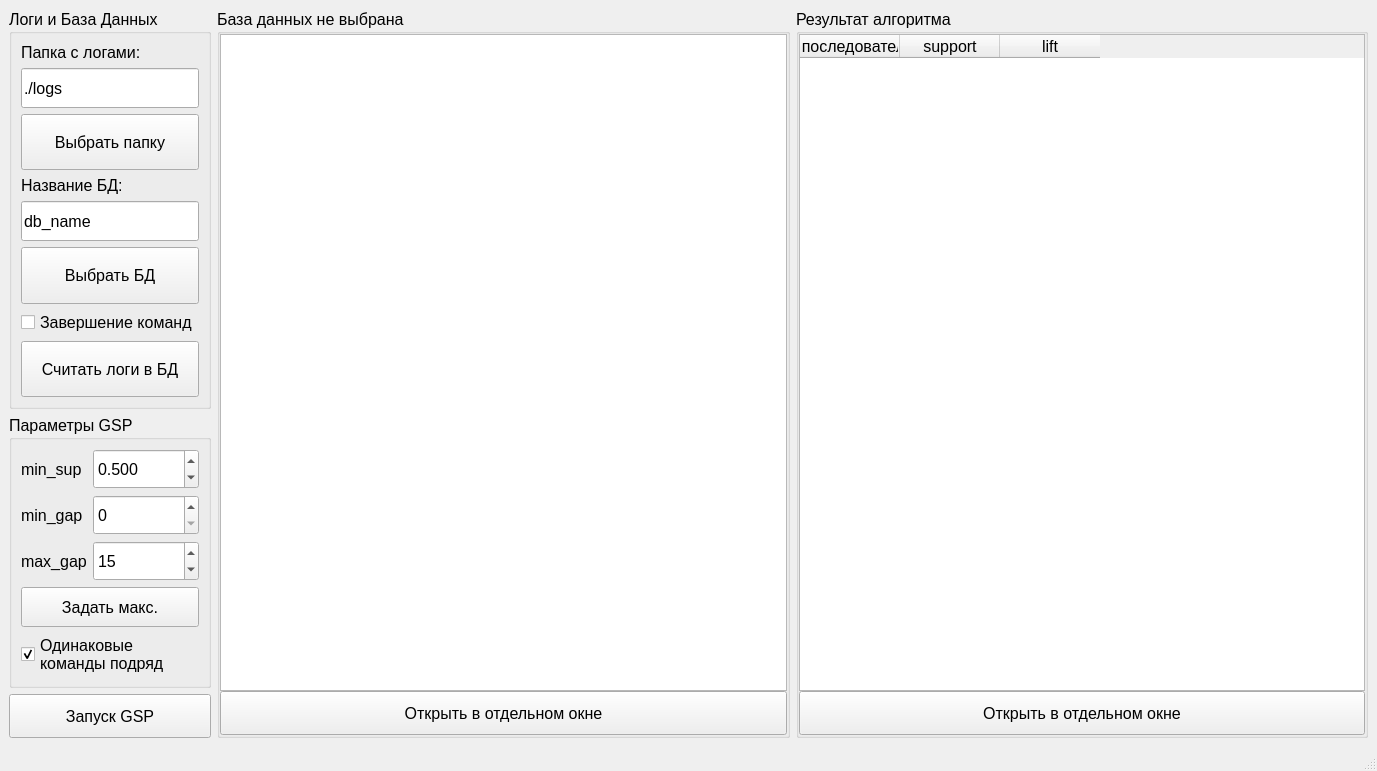
Inlucker/GSP, file GSP_adapt/MainWindow.ui: the form before one commit.
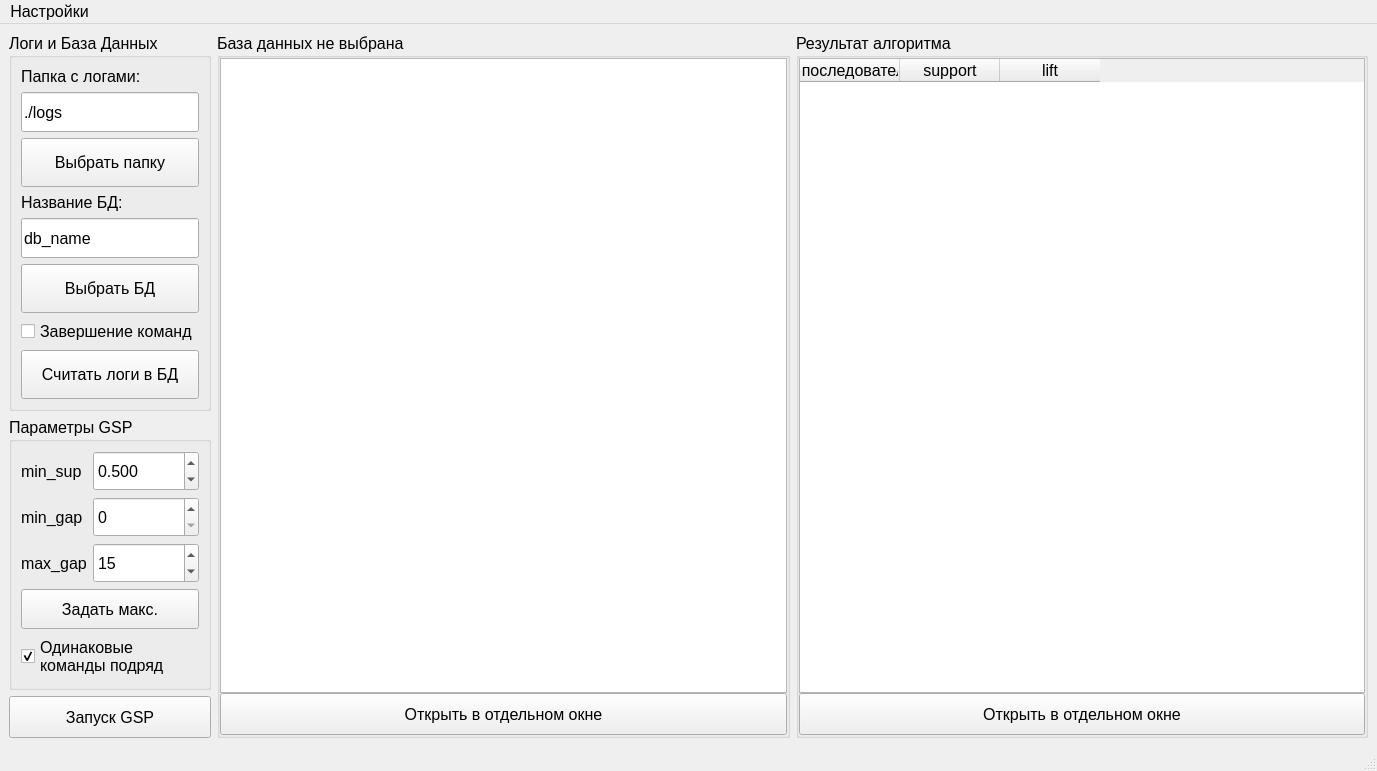
The form after the commit.

Patch:
```diff
--- a/GSP_adapt/MainWindow.ui
+++ b/GSP_adapt/MainWindow.ui
@@ -462,6 +462,13 @@
      <height>27</height>
     </rect>
    </property>
+   <widget class="QMenu" name="ext_settings_menu">
+    <property name="title">
+     <string>Настройки</string>
+    </property>
+    <addaction name="ext_settings_action"/>
+   </widget>
+   <addaction name="ext_settings_menu"/>
   </widget>
   <widget class="QStatusBar" name="statusbar"/>
  </widget>
```
Left out of the diff: 5 changed lines with no effect on the pictures.
